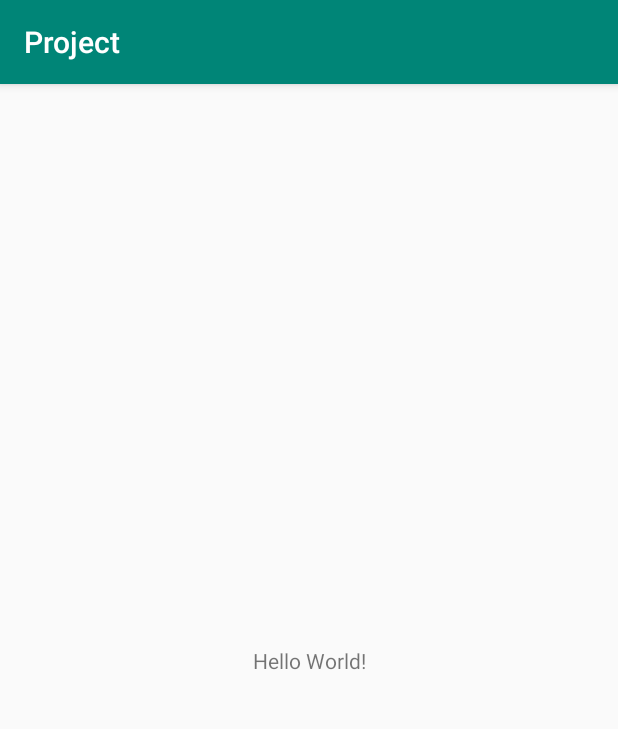
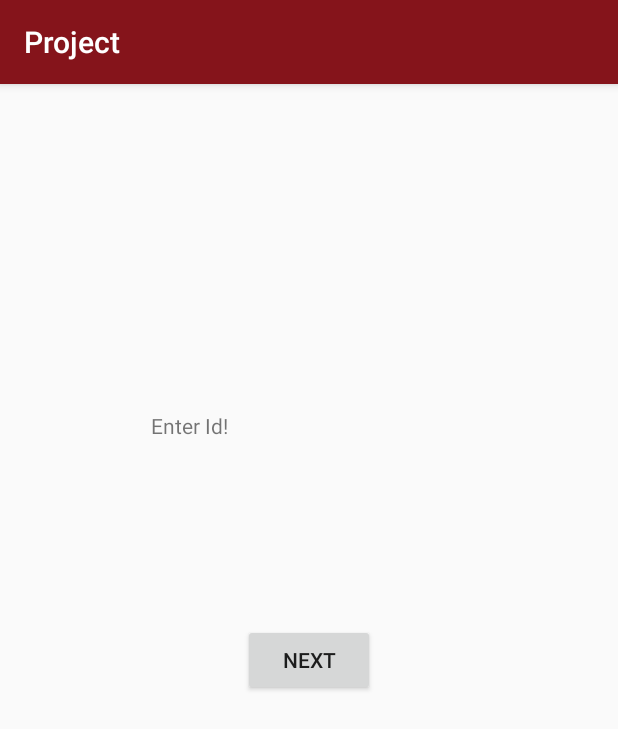
Before and after one commit to aspen1313/SoftwareEngProject, an Android app: the screen it shows after launch (MainActivity), on a phone screen of 412 x 824 dp. Shown: the top 729 px of the screen. Run offline under Robolectric (Android 15) with nearby library versions, the phone set to English and light mode, and no system bars.

Commit message:
Added the color value file
Created the color value file and created the first interface

```diff
--- a/app/src/main/res/layout/activity_main.xml
+++ b/app/src/main/res/layout/activity_main.xml
@@ -7,12 +7,29 @@
     tools:context=".MainActivity">
 
     <TextView
+        android:id="@+id/idField"
+        android:layout_width="210dp"
+        android:layout_height="40dp"
+        android:text="Enter Id!"
+        app:layout_constraintBottom_toBottomOf="parent"
+        app:layout_constraintHorizontal_bias="0.498"
+        app:layout_constraintLeft_toLeftOf="parent"
+        app:layout_constraintRight_toRightOf="parent"
+        app:layout_constraintTop_toTopOf="parent"
+        app:layout_constraintVertical_bias="0.299" />
+
+    <Button
+        android:id="@+id/nextButton"
         android:layout_width="wrap_content"
         android:layout_height="wrap_content"
-        android:text="Hello World!"
+        android:layout_marginStart="8dp"
+        android:layout_marginTop="8dp"
+        android:layout_marginEnd="8dp"
+        android:layout_marginBottom="8dp"
+        android:text="Next"
         app:layout_constraintBottom_toBottomOf="parent"
-        app:layout_constraintLeft_toLeftOf="parent"
-        app:layout_constraintRight_toRightOf="parent"
+        app:layout_constraintEnd_toEndOf="parent"
+        app:layout_constraintStart_toStartOf="parent"
         app:layout_constraintTop_toTopOf="parent" />
 
 </android.support.constraint.ConstraintLayout>
--- a/app/src/main/res/values/colors.xml
+++ b/app/src/main/res/values/colors.xml
@@ -1,6 +1,10 @@
 <?xml version="1.0" encoding="utf-8"?>
 <resources>
-    <color name="colorPrimary">#008577</color>
-    <color name="colorPrimaryDark">#00574B</color>
-    <color name="colorAccent">#D81B60</color>
+    <color name="colorPrimary">#85141B</color>
+    <color name="colorPrimaryDark">#66040A</color>
+    <color name="colorAccent">#F30814</color>
+    <color name="Grey">#606262</color>
+    <color name="lightSilver">#EFF0F0</color>
+    <color name="lightSilverMine">#E7E7E7</color>
+    <color name="FireRed">#880E14</color>
 </resources>
```
